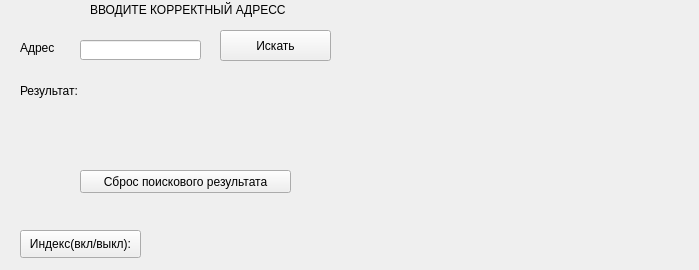
Before: the Qt Designer form bebrar.ui in detdomboy228/big_API_project, drawn with Qt 5.
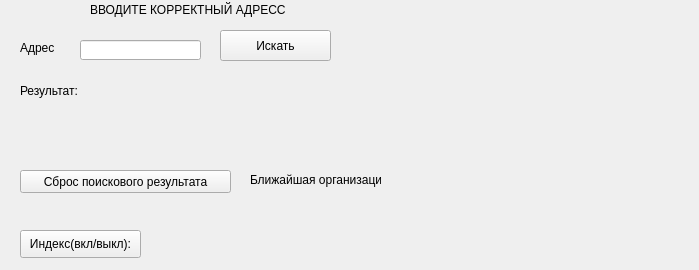
After: the same form once the commit is applied.

```diff
--- a/bebrar.ui
+++ b/bebrar.ui
@@ -66,7 +66,7 @@
    <widget class="QPushButton" name="btn2">
     <property name="geometry">
      <rect>
-      <x>80</x>
+      <x>20</x>
       <y>170</y>
       <width>211</width>
       <height>23</height>
@@ -118,9 +118,9 @@
    <widget class="QLabel" name="label_5">
     <property name="geometry">
      <rect>
-      <x>200</x>
+      <x>150</x>
       <y>230</y>
-      <width>81</width>
+      <width>51</width>
       <height>28</height>
      </rect>
     </property>
@@ -128,6 +128,32 @@
      <string/>
     </property>
    </widget>
+   <widget class="QLabel" name="label_4">
+    <property name="geometry">
+     <rect>
+      <x>250</x>
+      <y>170</y>
+      <width>131</width>
+      <height>20</height>
+     </rect>
+    </property>
+    <property name="text">
+     <string>Ближайшая организация:</string>
+    </property>
+   </widget>
+   <widget class="QLabel" name="label_6">
+    <property name="geometry">
+     <rect>
+      <x>210</x>
+      <y>225</y>
+      <width>481</width>
+      <height>31</height>
+     </rect>
+    </property>
+    <property name="text">
+     <string/>
+    </property>
+   </widget>
   </widget>
  </widget>
  <resources/>
```
